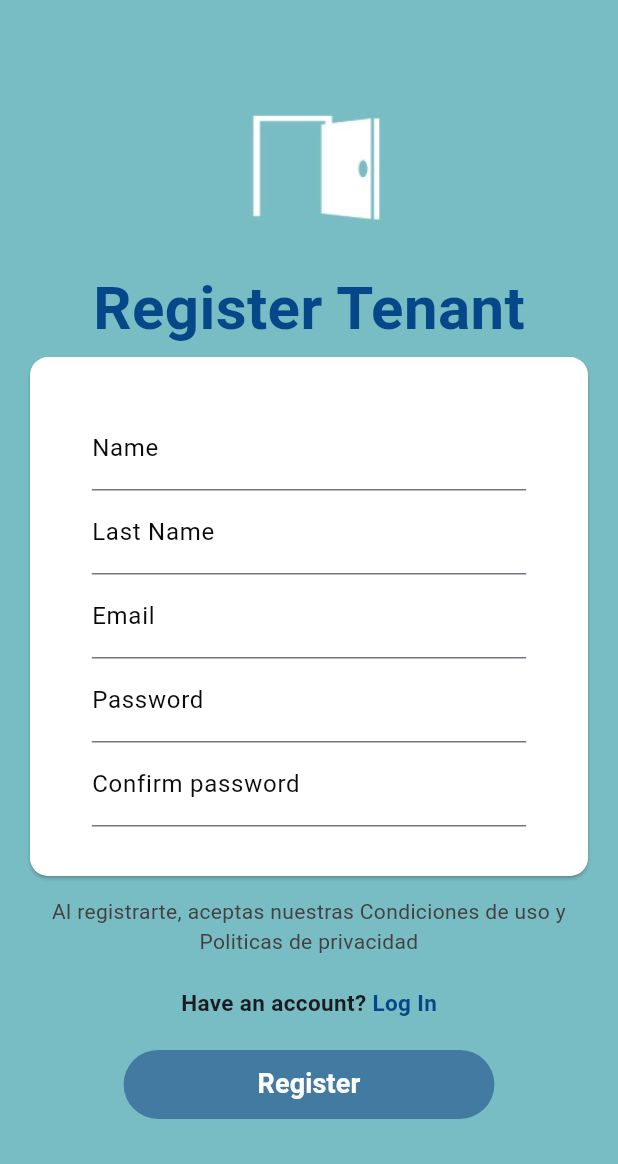
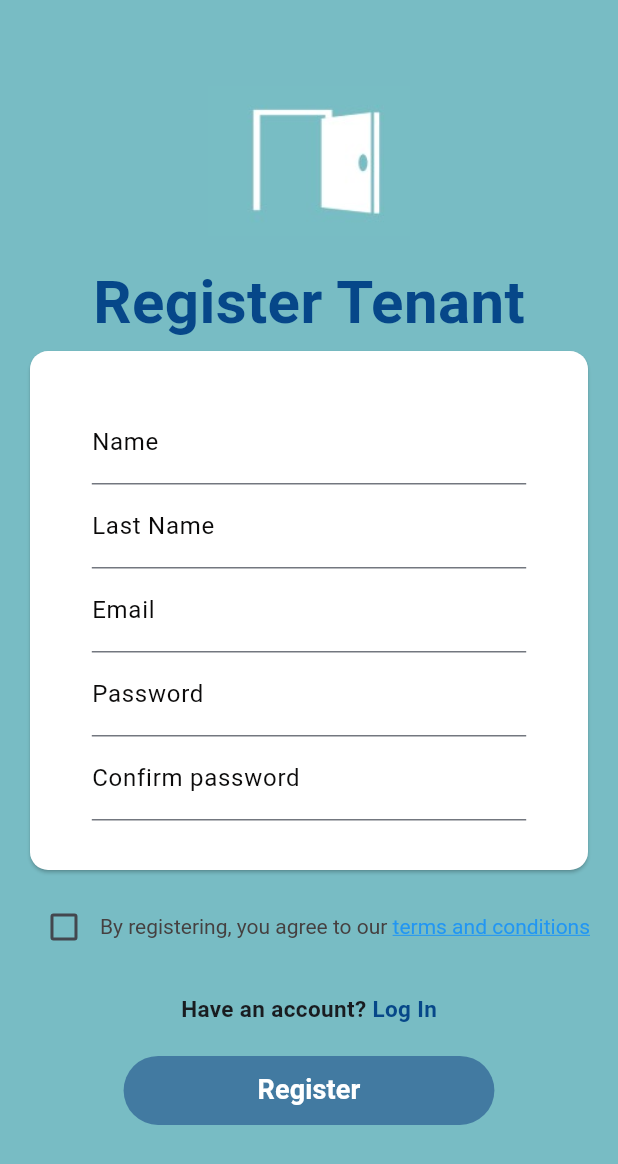
Before and after one commit to WX61-Grupo2-AplicacionesMoviles/App-Mobile-Plusroom, a Flutter app: the RegisterView screen opened by its route, on a phone screen of 412 x 824 dp. Shown: the top 1164 px of the screen. Run offline on Flutter 3.47's test engine with Material 3 defaults, Android fonts, the phone set to English and light mode, and no system bars.

Commit message:
fix: update register

```diff
--- a/lib/ui-initial-section/register_view.dart
+++ b/lib/ui-initial-section/register_view.dart
@@ -2,6 +2,8 @@ import 'package:flutter/material.dart';
 import 'package:app_mobile_plusroom/ui-initial-section/login_view.dart';
 import 'package:http/http.dart' as http;
 import 'dart:convert';
+import 'package:flutter/gestures.dart';
+import 'package:url_launcher/url_launcher.dart';
 
 Future<void> registerUser(Map<String, dynamic> userData) async {
   final url = Uri.parse('https://easygoing-perception-production.up.railway.app/api/tenants/createTenant');
@@ -14,10 +16,8 @@ Future<void> registerUser(Map<String, dynamic> userData) async {
   );
 
   if (response.statusCode == 200) {
-    // Registro exitoso
     print('Usuario registrado exitosamente');
   } else {
-    // Fallo en el registro
     print('Error al registrar usuario: ${response.statusCode}');
     print('Cuerpo de la respuesta: ${response.body}');
   }
@@ -36,6 +36,7 @@ class _RegisterViewState extends State<RegisterView> {
   final TextEditingController _lastNameController = TextEditingController();
   final TextEditingController _emailController = TextEditingController();
   final TextEditingController _passwordController = TextEditingController();
+  bool _agreeToTerms = false;
 
   @override
   Widget build(BuildContext context) {
@@ -68,20 +69,72 @@ class _RegisterViewState extends State<RegisterView> {
                         child: formRegister(),
                       ),
                     ),
-                    const SizedBox(height: 10), // Added space
-                    const Text(
-                      'Al registrarte, aceptas nuestras Condiciones de uso y Politicas de privacidad',
-                      style: TextStyle(
-                        color: Color(0xFF454040),
-                        fontSize: 14,
-                      ),
-                      textAlign: TextAlign.center,
+                    const SizedBox(height: 10),
+                    Row(
+                      mainAxisAlignment: MainAxisAlignment.center,
+                      children: [
+                        Checkbox(
+                          value: _agreeToTerms,
+                          onChanged: (bool? value) {
+                            setState(() {
+                              _agreeToTerms = value ?? false;
+                            });
+                          },
+                        ),
+                        Flexible(
+                          child: RichText(
+                            text: TextSpan(
+                              text: 'By registering, you agree to our ',
+                              style: const TextStyle(
+                                color: Color(0xFF454040),
+                                fontSize: 14,
+                              ),
+                              children: [
+                                TextSpan(
+                                  text: 'terms and conditions',
+                                  style: const TextStyle(
+                                    color: Colors.blue,
+                                    decoration: TextDecoration.underline,
+                                  ),
+                                  recognizer: TapGestureRecognizer()
+                                    ..onTap = () async {
+                                      final Uri url = Uri.parse('https://www.freeprivacypolicy.com/live/141d55ef-a8ab-4854-86fd-4c7a19ba2490');
+                                      try {
+                                        if (!await launchUrl(
+                                          url,
+                                          mode: LaunchMode.externalApplication,
+                                        )) {
+                                          if (context.mounted) {
+                                            ScaffoldMessenger.of(context).showSnackBar(
+                                              const SnackBar(
+                                                content: Text('No se pudo abrir los tÃ©rminos y condiciones'),
+                                              ),
+                                            );
+                                          }
+                                        }
+                                      } catch (e) {
+                                        if (context.mounted) {
+                                          ScaffoldMessenger.of(context).showSnackBar(
+                                            SnackBar(
+                                              content: Text('Error: ${e.toString()}'),
+                                            ),
+                                          );
+                                        }
+                                      }
+                                    },
+                                ),
+                              ],
+                            ),
+                          ),
+                        ),
+                      ],
                     ),
                     haveAccount(context),
                     SizedBox(
                       width: MediaQuery.of(context).size.width * 0.6,
                       child: TextButton(
-                        onPressed: () async {
+                        onPressed: _agreeToTerms
+                            ? () async {
                           Map<String, dynamic> userData = {
                             'name': _nameController.text,
                             'lastName': _lastNameController.text,
@@ -97,7 +150,8 @@ class _RegisterViewState extends State<RegisterView> {
                           };
                           await registerUser(userData);
                           Navigator.pushNamed(context, LoginView.id);
-                        },
+                        }
+                            : null,
                         style: TextButton.styleFrom(
                           backgroundColor: const Color(0xFF427AA1),
                           padding: const EdgeInsets.symmetric(horizontal: 25, vertical: 10),
--- a/pubspec.yaml
+++ b/pubspec.yaml
@@ -31,7 +31,7 @@ dependencies:
   http: ^1.2.2
   flutter:
     sdk: flutter
-
+  url_launcher: ^6.1.14
 
   # The following adds the Cupertino Icons font to your application.
   # Use with the CupertinoIcons class for iOS style icons.
```
Also changed, not shown: pubspec.lock, 6 other files.
